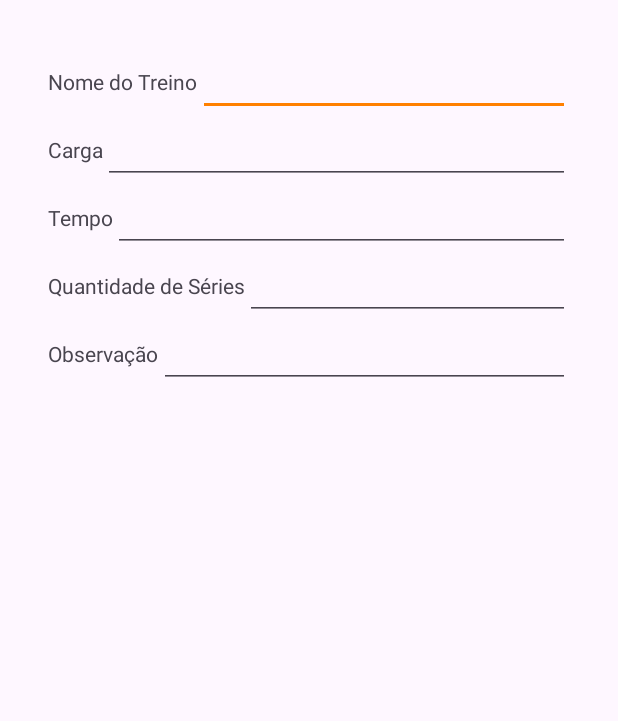
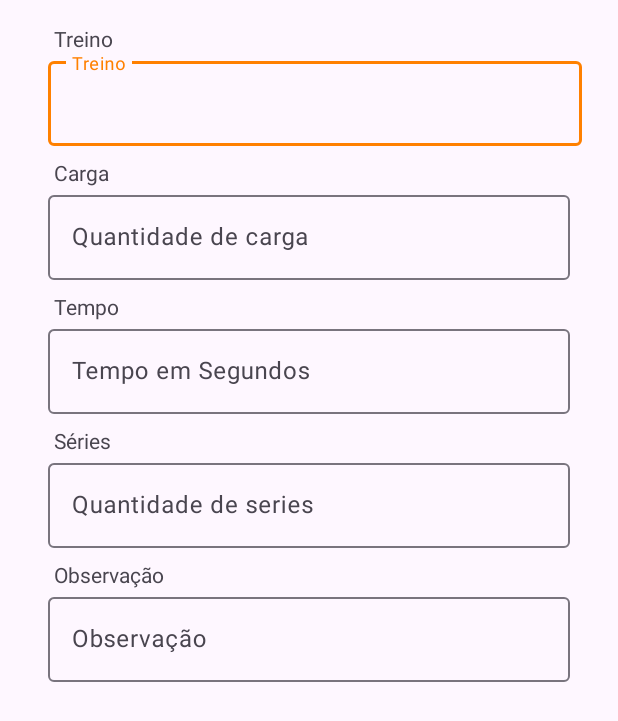
Before and after one commit to giuliano15/Treino-Academia, an Android app: the layout dialog_editar_treino.xml on its own in the app's theme, with its tools: preview values and no code run, on a phone screen of 412 x 824 dp. Shown: the top 721 px of the screen. Run offline under Robolectric (Android 15) with nearby library versions, the phone set to English and light mode, and no system bars.

Commit message:
melhoria dialog editar treino

```diff
--- a/app/src/main/res/layout/dialog_editar_treino.xml
+++ b/app/src/main/res/layout/dialog_editar_treino.xml
@@ -1,121 +1,158 @@
 <?xml version="1.0" encoding="utf-8"?>
-<LinearLayout
-    xmlns:android="http://schemas.android.com/apk/res/android"
+<LinearLayout xmlns:android="http://schemas.android.com/apk/res/android"
     android:layout_width="match_parent"
     android:layout_height="wrap_content"
+    xmlns:app="http://schemas.android.com/apk/res-auto"
     android:orientation="vertical"
     android:padding="16dp">
 
-    <LinearLayout
+    <ScrollView
         xmlns:android="http://schemas.android.com/apk/res/android"
         android:layout_width="match_parent"
-        android:layout_height="wrap_content"
-        android:orientation="vertical"
-        android:padding="16dp">
+        android:layout_height="match_parent">
 
         <LinearLayout
             android:layout_width="match_parent"
             android:layout_height="wrap_content"
-            android:orientation="horizontal">
+            android:orientation="vertical">
 
             <TextView
-                android:layout_width="wrap_content"
+                android:layout_width="match_parent"
                 android:layout_height="wrap_content"
-                android:text="Nome do Treino"
-                android:layout_gravity="center_vertical"/>
+                android:paddingStart="20dp"
+                android:text="Treino" />
 
-            <EditText
-                android:id="@+id/editTextNomeTreino"
-                android:layout_width="0dp"
+            <com.google.android.material.textfield.TextInputLayout
+                android:id="@+id/textInputLayoutNomeTreino"
+                android:layout_width="match_parent"
                 android:layout_height="wrap_content"
-                android:layout_weight="1"
-                android:hint=""/>
+                android:layout_marginStart="16dp"
+                android:layout_marginEnd="8dp"
+                android:layout_marginTop="0dp"
+                android:layout_marginBottom="8dp"
+                app:layout_constraintEnd_toEndOf="parent"
+                app:layout_constraintHorizontal_bias="0.5"
+                app:layout_constraintStart_toStartOf="parent"
+                app:layout_constraintTop_toBottomOf="@+id/dividerView">
+
+                <com.google.android.material.textfield.TextInputEditText
+                    android:id="@+id/editTextNomeTreino"
+                    android:layout_width="match_parent"
+                    android:layout_height="wrap_content"
+                    android:hint="Treino"
+                    android:inputType="text|textEmailAddress" />
+            </com.google.android.material.textfield.TextInputLayout>
+
+            <TextView
+                android:layout_width="match_parent"
+                android:layout_height="wrap_content"
+                android:paddingStart="20dp"
+                android:text="Carga" />
+
+            <com.google.android.material.textfield.TextInputLayout
+                android:id="@+id/textInputLayoutTextCarga"
+                android:layout_width="match_parent"
+                android:layout_height="wrap_content"
+                android:layout_marginStart="16dp"
+                android:layout_marginEnd="16dp"
+                android:layout_marginTop="0dp"
+                android:layout_marginBottom="8dp"
+                app:layout_constraintEnd_toEndOf="parent"
+                app:layout_constraintHorizontal_bias="0.5"
+                app:layout_constraintStart_toStartOf="parent"
+                app:layout_constraintTop_toBottomOf="@+id/textInputLayoutNomeTreino">
+
+                <com.google.android.material.textfield.TextInputEditText
+                    android:id="@+id/editTextCarga"
+                    android:layout_width="match_parent"
+                    android:layout_height="wrap_content"
+                    android:hint="Quantidade de carga "
+                    android:inputType="number" />
+            </com.google.android.material.textfield.TextInputLayout>
+
+            <TextView
+                android:layout_width="match_parent"
+                android:layout_height="wrap_content"
+                android:paddingStart="20dp"
+                android:text="Tempo" />
+
+            <com.google.android.material.textfield.TextInputLayout
+                android:id="@+id/textInputLayoutTextTempo"
+                android:layout_width="match_parent"
+                android:layout_height="wrap_content"
+                android:layout_marginStart="16dp"
+                android:layout_marginEnd="16dp"
+                android:layout_marginTop="0dp"
+                android:layout_marginBottom="8dp"
+                app:layout_constraintEnd_toEndOf="parent"
+                app:layout_constraintHorizontal_bias="0.5"
+                app:layout_constraintStart_toStartOf="parent"
+                app:layout_constraintTop_toBottomOf="@+id/title">
+
+                <com.google.android.material.textfield.TextInputEditText
+                    android:id="@+id/editTextTempo"
+                    android:layout_width="match_parent"
+                    android:layout_height="wrap_content"
+                    android:hint="Tempo em Segundos "
+                    android:inputType="number" />
+            </com.google.android.material.textfield.TextInputLayout>
+
+            <TextView
+                android:layout_width="match_parent"
+                android:layout_height="wrap_content"
+                android:paddingStart="20dp"
+                android:text="Séries" />
+
+            <com.google.android.material.textfield.TextInputLayout
+                android:id="@+id/textInputLayoutTextQuantidadeSeries"
+                android:layout_width="match_parent"
+                android:layout_height="wrap_content"
+                android:layout_marginStart="16dp"
+                android:layout_marginEnd="16dp"
+                android:layout_marginTop="0dp"
+                android:layout_marginBottom="8dp"
+                app:layout_constraintEnd_toEndOf="parent"
+                app:layout_constraintHorizontal_bias="0.5"
+                app:layout_constraintStart_toStartOf="parent"
+                app:layout_constraintTop_toBottomOf="@+id/title">
+
+                <com.google.android.material.textfield.TextInputEditText
+                    android:id="@+id/editTextQuantidadeSeries"
+                    android:layout_width="match_parent"
+                    android:layout_height="wrap_content"
+                    android:hint="Quantidade de series"
+                    android:inputType="number" />
+            </com.google.android.material.textfield.TextInputLayout>
+
+            <TextView
+                android:layout_width="match_parent"
+                android:layout_height="wrap_content"
+                android:paddingStart="20dp"
+                android:text="Observação" />
+
+            <com.google.android.material.textfield.TextInputLayout
+                android:id="@+id/textInputLayoutTextObservacao"
+                android:layout_width="match_parent"
+                android:layout_height="wrap_content"
+                android:layout_marginStart="16dp"
+                android:layout_marginEnd="16dp"
+                android:layout_marginTop="0dp"
+                android:layout_marginBottom="8dp"
+                app:layout_constraintEnd_toEndOf="parent"
+                app:layout_constraintHorizontal_bias="0.5"
+                app:layout_constraintStart_toStartOf="parent"
+                app:layout_constraintTop_toBottomOf="@+id/title">
+
+                <com.google.android.material.textfield.TextInputEditText
+                    android:id="@+id/editObs"
+                    android:layout_width="match_parent"
+                    android:layout_height="wrap_content"
+                    android:hint="Observação "
+                    android:inputType="text|textEmailAddress" />
+            </com.google.android.material.textfield.TextInputLayout>
 
         </LinearLayout>
 
-        <LinearLayout
-            android:layout_width="match_parent"
-            android:layout_height="wrap_content"
-            android:orientation="horizontal">
+    </ScrollView>
 
-            <TextView
-                android:layout_width="wrap_content"
-                android:layout_height="wrap_content"
-                android:text="Carga"
-                android:layout_gravity="center_vertical"/>
-
-            <EditText
-                android:id="@+id/editTextCarga"
-                android:layout_width="0dp"
-                android:layout_height="wrap_content"
-                android:layout_weight="1"
-                android:inputType="number"
-                android:hint=""/>
-
-        </LinearLayout>
-
-        <LinearLayout
-            android:layout_width="match_parent"
-            android:layout_height="wrap_content"
-            android:orientation="horizontal">
-
-            <TextView
-                android:layout_width="wrap_content"
-                android:layout_height="wrap_content"
-                android:text="Tempo"
-                android:layout_gravity="center_vertical"/>
-
-            <EditText
-                android:id="@+id/editTextTempo"
-                android:layout_width="0dp"
-                android:layout_height="wrap_content"
-                android:layout_weight="1"
-                android:inputType="number"
-                android:hint=""/>
-
-        </LinearLayout>
-
-        <LinearLayout
-            android:layout_width="match_parent"
-            android:layout_height="wrap_content"
-            android:orientation="horizontal">
-
-            <TextView
-                android:layout_width="wrap_content"
-                android:layout_height="wrap_content"
-                android:text="Quantidade de Séries"
-                android:layout_gravity="center_vertical"/>
-
-            <EditText
-                android:id="@+id/editTextQuantidadeSeries"
-                android:layout_width="0dp"
-                android:layout_height="wrap_content"
-                android:layout_weight="1"
-                android:inputType="number"
-                android:hint=""/>
-
-        </LinearLayout>
-
-        <LinearLayout
-            android:layout_width="match_parent"
-            android:layout_height="wrap_content"
-            android:orientation="horizontal">
-
-            <TextView
-                android:layout_width="wrap_content"
-                android:layout_height="wrap_content"
-                android:text="Observação"
-                android:layout_gravity="center_vertical"/>
-
-            <EditText
-                android:id="@+id/editObs"
-                android:layout_width="0dp"
-                android:layout_height="wrap_content"
-                android:layout_weight="1"
-                android:hint=""/>
-
-        </LinearLayout>
-
-
-    </LinearLayout>
 </LinearLayout>
```
